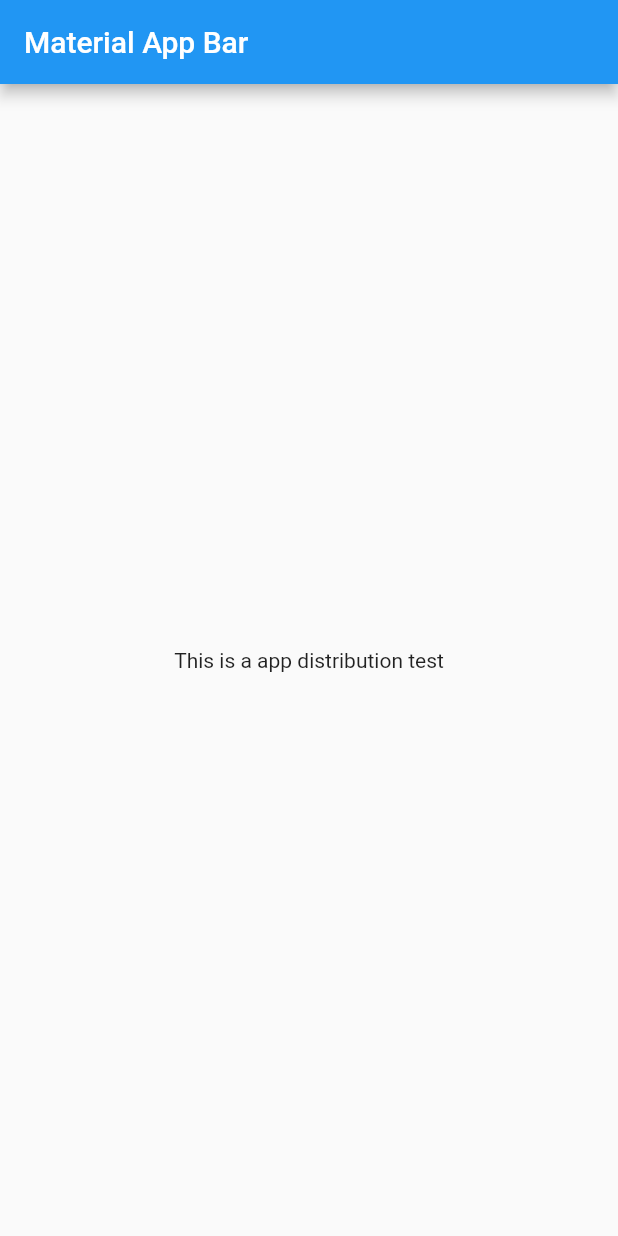
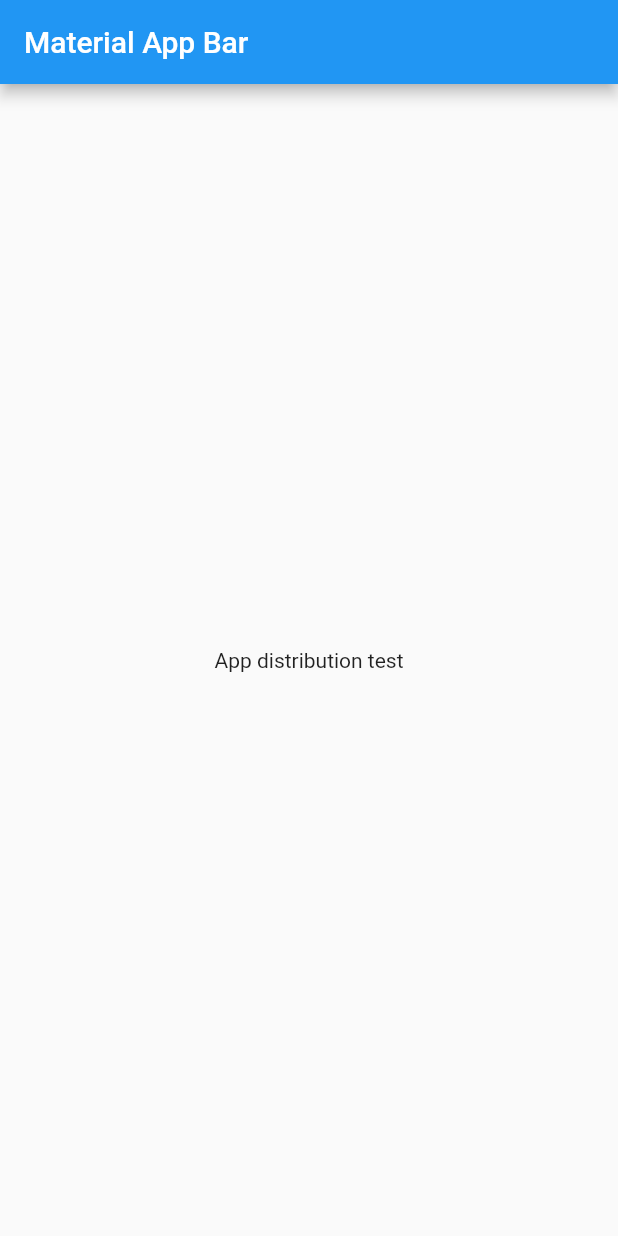
Before and after one commit to rodrileonel/test_ad, a Flutter app: the screen it shows after launch, on a phone screen of 412 x 824 dp. Run offline on Flutter 3.47's test engine with Material 2 defaults, Android fonts, the phone set to English and light mode, and no system bars.

Commit message:
add image picker

```diff
--- a/lib/main.dart
+++ b/lib/main.dart
@@ -17,7 +17,7 @@ class MyApp extends StatelessWidget {
           title: const Text('Material App Bar'),
         ),
         body: const Center(
-          child: Text('This is a app distribution test'),
+          child: Text('App distribution test'),
         ),
       ),
     );
--- a/pubspec.yaml
+++ b/pubspec.yaml
@@ -28,6 +28,7 @@ dependencies:
   # Use with the CupertinoIcons class for iOS style icons.
   cupertino_icons: ^1.0.2
   # firebase_core: ^2.14.0
+  image_picker: ^0.8.9
 
 dev_dependencies:
   flutter_test:
```
Also changed, not shown: pubspec.lock.
